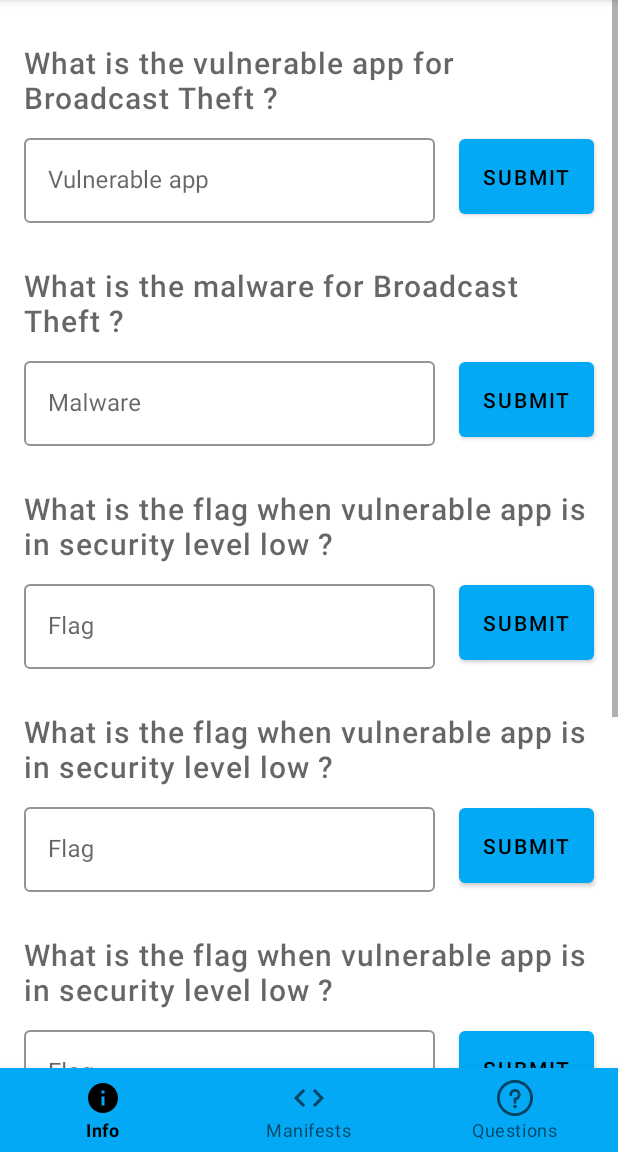
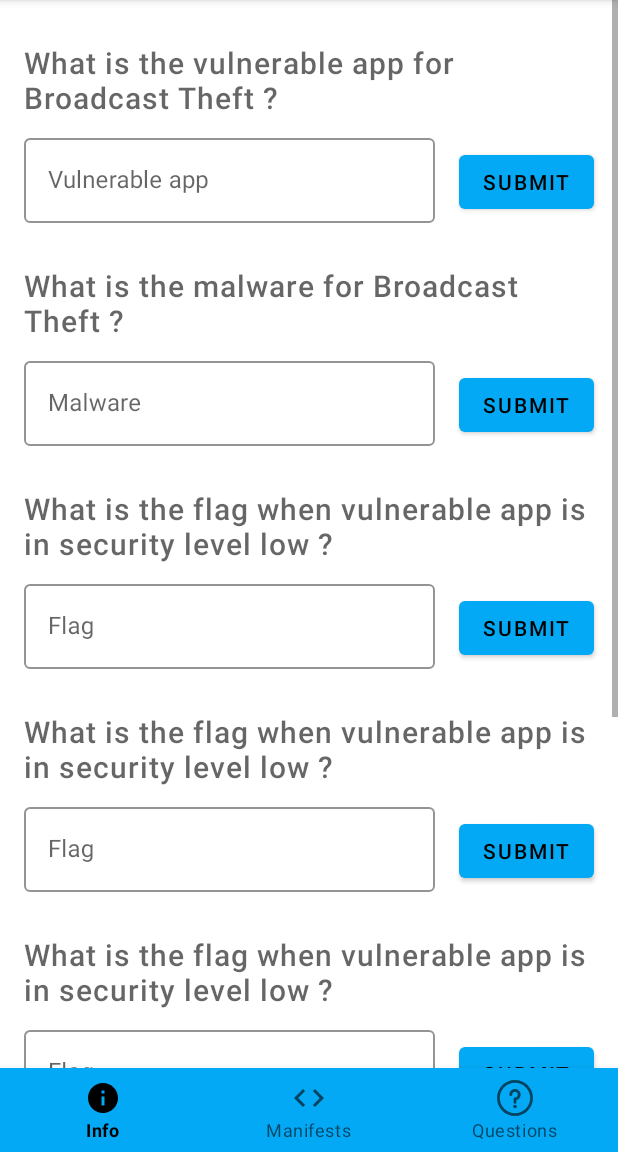
Before and after one commit to Alexandru-Dascalu/Damn-Vulnerable-Mobile-ICC, an Android app: the fragment BroadcastTheftQuestionsFragment placed in its activity, on a phone screen of 412 x 824 dp, the part 84-1236 px from its top. Run offline under Robolectric (Android 15) with nearby library versions, the phone set to English and light mode, and no system bars; 3 statements that could not run were skipped.

Commit message:
changed constraints

```diff
--- a/app/src/main/res/layout/full_questions_fragment.xml
+++ b/app/src/main/res/layout/full_questions_fragment.xml
@@ -53,14 +53,12 @@
             android:layout_width="wrap_content"
             android:layout_height="0dp"
 
-            android:layout_marginTop="8dp"
             android:layout_marginEnd="16dp"
 
             android:text="@string/submitButtonText"
 
-            app:layout_constraintBottom_toBottomOf="@+id/vulnerableAppInput"
-            app:layout_constraintEnd_toEndOf="parent"
-            app:layout_constraintTop_toBottomOf="@+id/vulnerableAppQuestionTextView" />
+            app:layout_constraintBaseline_toBaselineOf="@+id/vulnerableAppInput"
+            app:layout_constraintEnd_toEndOf="parent" />
 
         <TextView
             android:id="@+id/malwareQuestionTextView"
@@ -104,14 +102,12 @@
             android:layout_width="wrap_content"
             android:layout_height="0dp"
 
-            android:layout_marginTop="8dp"
             android:layout_marginEnd="16dp"
 
             android:text="@string/submitButtonText"
 
-            app:layout_constraintBottom_toBottomOf="@+id/malwareInput"
-            app:layout_constraintEnd_toEndOf="parent"
-            app:layout_constraintTop_toBottomOf="@+id/malwareQuestionTextView" />
+            app:layout_constraintBaseline_toBaselineOf="@+id/malwareInput"
+            app:layout_constraintEnd_toEndOf="parent" />
 
         <TextView
             android:id="@+id/securityLowQuestionTextView"
@@ -155,14 +151,12 @@
             android:layout_width="wrap_content"
             android:layout_height="0dp"
 
-            android:layout_marginTop="8dp"
             android:layout_marginEnd="16dp"
 
             android:text="@string/submitButtonText"
 
-            app:layout_constraintBottom_toBottomOf="@+id/securityLowInput"
-            app:layout_constraintEnd_toEndOf="parent"
-            app:layout_constraintTop_toBottomOf="@+id/securityLowQuestionTextView" />
+            app:layout_constraintBaseline_toBaselineOf="@+id/securityLowInput"
+            app:layout_constraintEnd_toEndOf="parent" />
 
         <TextView
             android:id="@+id/securityMediumQuestionTextView"
@@ -206,14 +200,12 @@
             android:layout_width="wrap_content"
             android:layout_height="0dp"
 
-            android:layout_marginTop="8dp"
             android:layout_marginEnd="16dp"
 
             android:text="@string/submitButtonText"
 
-            app:layout_constraintBottom_toBottomOf="@+id/securityMediumInput"
-            app:layout_constraintEnd_toEndOf="parent"
-            app:layout_constraintTop_toBottomOf="@+id/securityMediumQuestionTextView" />
+            app:layout_constraintBaseline_toBaselineOf="@+id/securityMediumInput"
+            app:layout_constraintEnd_toEndOf="parent" />
 
         <TextView
             android:id="@+id/securityHighQuestionTextView"
@@ -257,14 +249,12 @@
             android:layout_width="wrap_content"
             android:layout_height="0dp"
 
-            android:layout_marginTop="8dp"
             android:layout_marginEnd="16dp"
 
             android:text="@string/submitButtonText"
 
-            app:layout_constraintBottom_toBottomOf="@+id/securityHighInput"
-            app:layout_constraintEnd_toEndOf="parent"
-            app:layout_constraintTop_toBottomOf="@+id/securityHighQuestionTextView" />
+            app:layout_constraintBaseline_toBaselineOf="@+id/securityHighInput"
+            app:layout_constraintEnd_toEndOf="parent" />
 
         <TextView
             android:id="@+id/securityVeryHighQuestionTextView"
@@ -308,14 +298,12 @@
             android:layout_width="wrap_content"
             android:layout_height="0dp"
 
-            android:layout_marginTop="8dp"
             android:layout_marginEnd="16dp"
 
             android:text="@string/submitButtonText"
 
-            app:layout_constraintBottom_toBottomOf="@+id/securityVeryHighInput"
-            app:layout_constraintEnd_toEndOf="parent"
-            app:layout_constraintTop_toBottomOf="@+id/securityVeryHighQuestionTextView" />
+            app:layout_constraintBaseline_toBaselineOf="@+id/securityVeryHighInput"
+            app:layout_constraintEnd_toEndOf="parent" />
 
         <TextView
             android:id="@+id/securityImpossibleQuestionTextView"
@@ -361,14 +349,12 @@
             android:layout_width="wrap_content"
             android:layout_height="0dp"
 
-            android:layout_marginTop="8dp"
             android:layout_marginEnd="16dp"
 
             android:text="@string/submitButtonText"
 
-            app:layout_constraintBottom_toBottomOf="@+id/securityImpossibleInput"
-            app:layout_constraintEnd_toEndOf="parent"
-            app:layout_constraintTop_toBottomOf="@+id/securityImpossibleQuestionTextView" />
+            app:layout_constraintBaseline_toBaselineOf="@+id/securityImpossibleInput"
+            app:layout_constraintEnd_toEndOf="parent" />
 
     </androidx.constraintlayout.widget.ConstraintLayout>
 </ScrollView>
```
